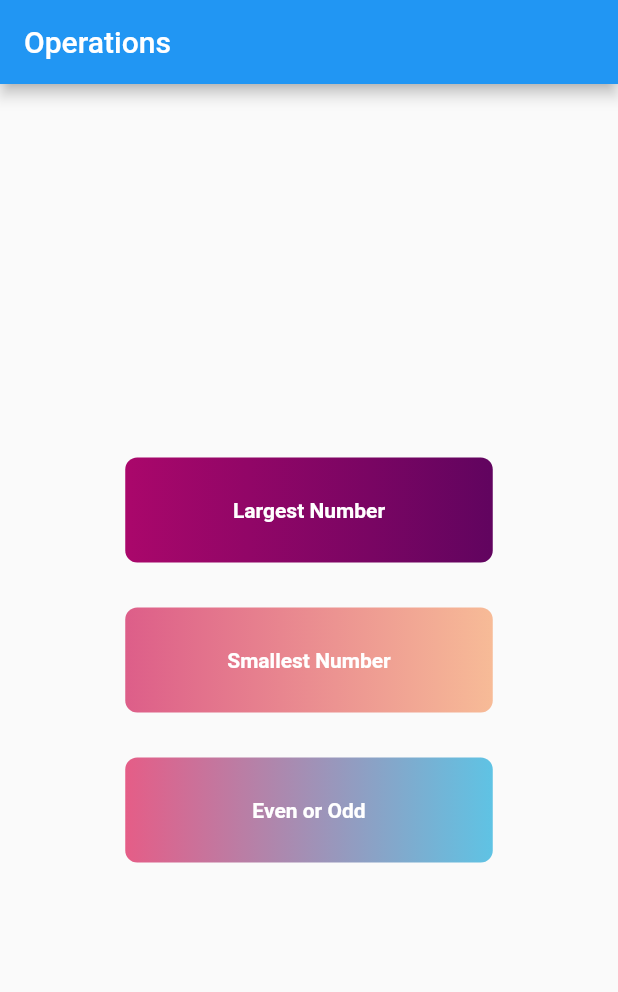
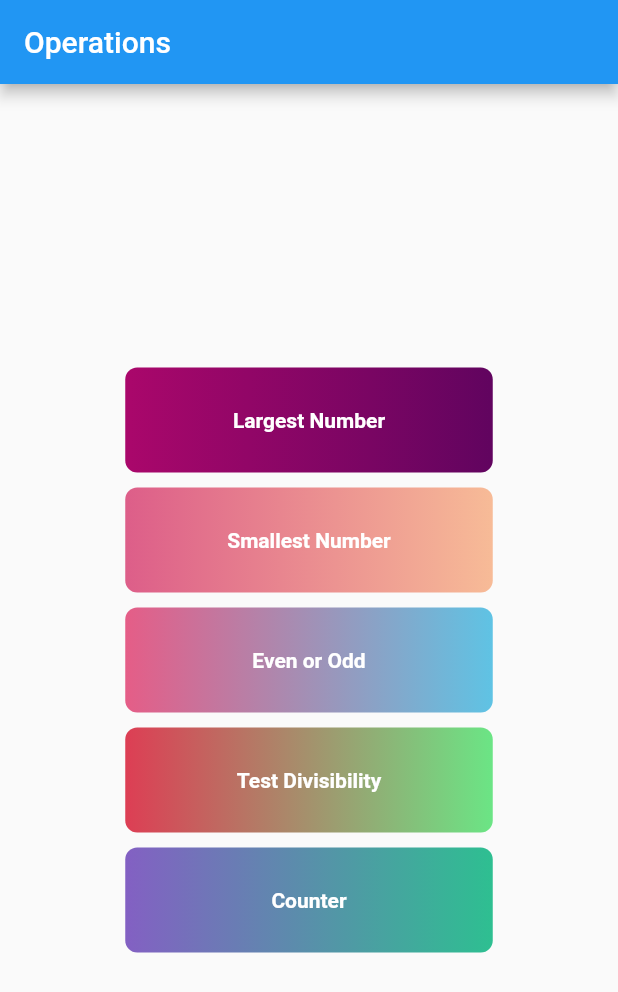
Before and after one commit to JossinAntony/Flutter-Multipages-Compare-No.s, a Flutter app: the screen it shows after launch, on a phone screen of 412 x 824 dp. Shown: the top 992 px of the screen. Run offline on Flutter 3.47's test engine with Material 2 defaults, Android fonts, the phone set to English and light mode, and no system bars.

Commit message:
smallest and largest numbers, displayed in textbox.

```diff
--- a/lib/main.dart
+++ b/lib/main.dart
@@ -1,4 +1,4 @@
-import 'package:app_multipage_comparenumbers/pages/find.dart';
+import 'package:app_multipage_comparenumbers/pages/findLargestSmallest.dart';
 import 'package:app_multipage_comparenumbers/pages/homepage.dart';
 import 'package:flutter/material.dart';
 
--- a/lib/pages/find.dart
+++ b/lib/pages/findLargestSmallest.dart
@@ -1,10 +1,20 @@
+import 'package:flutter/cupertino.dart';
 import 'package:flutter/material.dart';
+import 'package:flutter/services.dart';
 
-class Find extends StatelessWidget {
+class FindLargestSmallest extends StatefulWidget {
+
+  @override
+  _FindLargestSmallestState createState() => _FindLargestSmallestState();
+}
+
+class _FindLargestSmallestState extends State<FindLargestSmallest> {
 
   TextEditingController num1Cntrlr = TextEditingController();
   TextEditingController num2Cntrlr = TextEditingController();
   TextEditingController num3Cntrlr = TextEditingController();
+
+  double _number = 0;
 
   double _findLargest(double var1, double var2, double var3){
     if(var1 >= var2){
@@ -50,11 +60,15 @@ class Find extends StatelessWidget {
           child: Column(
             mainAxisAlignment: MainAxisAlignment.center,
             children: <Widget>[
+              Text(_number.toString()),
               Row(
                 children: <Widget>[
                   Flexible(
                       child: TextField(
                         controller: num1Cntrlr,
+                        keyboardType: TextInputType.numberWithOptions(decimal: true),
+                        inputFormatters: [
+                          WhitelistingTextInputFormatter(RegExp(r'^\d+\.?\d{0,2}')),],
                         decoration: InputDecoration(
                           border: OutlineInputBorder(
                             borderRadius: BorderRadius.circular(8.0),
@@ -72,6 +86,9 @@ class Find extends StatelessWidget {
                   Flexible(
                       child: TextField(
                         controller: num2Cntrlr,
+                        keyboardType: TextInputType.numberWithOptions(decimal: true),
+                        inputFormatters: [
+                          WhitelistingTextInputFormatter(RegExp(r'^\d+\.?\d{0,2}')),],
                         decoration: InputDecoration(
                             border: OutlineInputBorder(
                               borderRadius: BorderRadius.circular(8.0),
@@ -110,6 +127,9 @@ class Find extends StatelessWidget {
                       height: 60,
                       child: RaisedButton(
                         onPressed: (){
+                          setState(() {
+                            _number = _findLargest(double.parse(num1Cntrlr.text), double.parse(num2Cntrlr.text), double.parse(num3Cntrlr.text));
+                          });
                           print(_findLargest(double.parse(num1Cntrlr.text), double.parse(num2Cntrlr.text), double.parse(num3Cntrlr.text)));
                         },
                         shape: RoundedRectangleBorder(
@@ -127,6 +147,9 @@ class Find extends StatelessWidget {
                       height: 60,
                       child: RaisedButton(
                         onPressed: (){
+                          setState(() {
+                            _number = _findSmallest(double.parse(num1Cntrlr.text), double.parse(num2Cntrlr.text), double.parse(num3Cntrlr.text));
+                          });
                           print(_findSmallest(double.parse(num1Cntrlr.text), double.parse(num2Cntrlr.text), double.parse(num3Cntrlr.text)));
                         },
                         shape: RoundedRectangleBorder(
--- a/lib/pages/homepage.dart
+++ b/lib/pages/homepage.dart
@@ -1,7 +1,9 @@
 import 'package:flutter/material.dart';
 
-import 'even_odd.dart';
-import 'find.dart';
+import 'package:app_multipage_comparenumbers/pages/check_divisibility.dart';
+import 'package:app_multipage_comparenumbers/pages/counter.dart';
+import 'package:app_multipage_comparenumbers/pages/even_odd.dart';
+import 'package:app_multipage_comparenumbers/pages/findLargestSmallest.dart';
 
 class Homepage extends StatelessWidget {
   @override
@@ -17,7 +19,7 @@ class Homepage extends StatelessWidget {
               mainAxisAlignment: MainAxisAlignment.center,
               children: <Widget>[
                 GestureDetector(
-                  onTap: ()=> Navigator.of(context).push(MaterialPageRoute(builder: (context) => Find())),
+                  onTap: ()=> Navigator.of(context).push(MaterialPageRoute(builder: (context) => FindLargestSmallest())),
                   child: Container(
                     height: 70,
                     width: 245,
@@ -29,10 +31,10 @@ class Homepage extends StatelessWidget {
                   ),
                 ),
 
-                SizedBox(height: 30),
+                SizedBox(height: 10),
 
                 GestureDetector(
-                  onTap: ()=> Navigator.of(context).push(MaterialPageRoute(builder: (context) => Find())),
+                  onTap: ()=> Navigator.of(context).push(MaterialPageRoute(builder: (context) => FindLargestSmallest())),
                   child: Container(
                     height: 70,
                     width: 245,
@@ -44,10 +46,10 @@ class Homepage extends StatelessWidget {
                   ),
                 ),
 
-                SizedBox(height: 30),
+                SizedBox(height: 10),
 
                 GestureDetector(
-                    onTap: ()=> Navigator.of(context).push(MaterialPageRoute(builder: (context) => CheckEvenOdd())),
+                  onTap: ()=> Navigator.of(context).push(MaterialPageRoute(builder: (context) => CheckEvenOdd())),
                   child: Container(
                     height: 70,
                     width: 245,
@@ -59,7 +61,35 @@ class Homepage extends StatelessWidget {
                   ),
                 ),
 
+                SizedBox(height: 10),
 
+                GestureDetector(
+                  onTap: ()=> Navigator.of(context).push(MaterialPageRoute(builder: (context) => CheckDivisibilityby8())),
+                  child: Container(
+                    height: 70,
+                    width: 245,
+                    decoration: BoxDecoration(
+                      borderRadius: BorderRadius.circular(8.0),
+                      gradient: LinearGradient(colors: [Color(0xffdd3e54), Color(0xff6be585),]),
+                    ),
+                    child: Center(child: Text('Test Divisibility', style: TextStyle(color: Colors.white, fontWeight: FontWeight.bold))),
+                  ),
+                ),
+
+                SizedBox(height: 10),
+
+                GestureDetector(
+                  onTap: ()=> Navigator.of(context).push(MaterialPageRoute(builder: (context) => Counter())),
+                  child: Container(
+                    height: 70,
+                    width: 245,
+                    decoration: BoxDecoration(
+                      borderRadius: BorderRadius.circular(8.0),
+                      gradient: LinearGradient(colors: [Color(0xff8360c3), Color(0xff2ebf91),]),
+                    ),
+                    child: Center(child: Text('Counter', style: TextStyle(color: Colors.white, fontWeight: FontWeight.bold))),
+                  ),
+                ),
 
               ],
             ),
```
Also changed, not shown: lib/pages/check_divisibility.dart (added, +54 -0 lines), lib/pages/counter.dart (added, +104 -0 lines).
